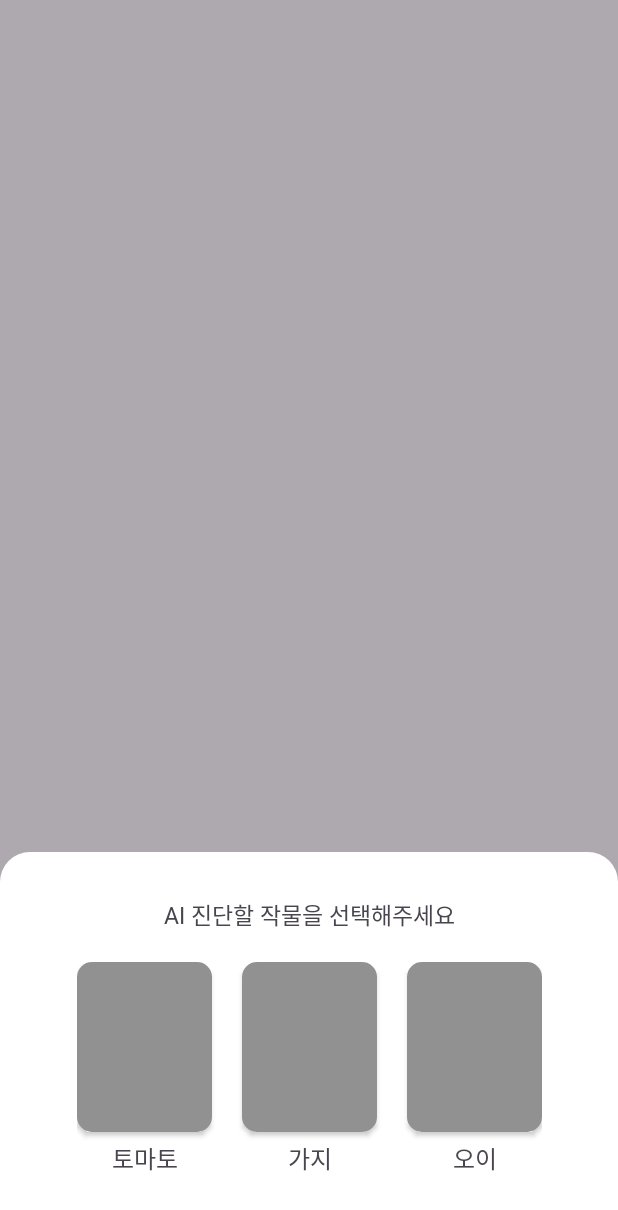
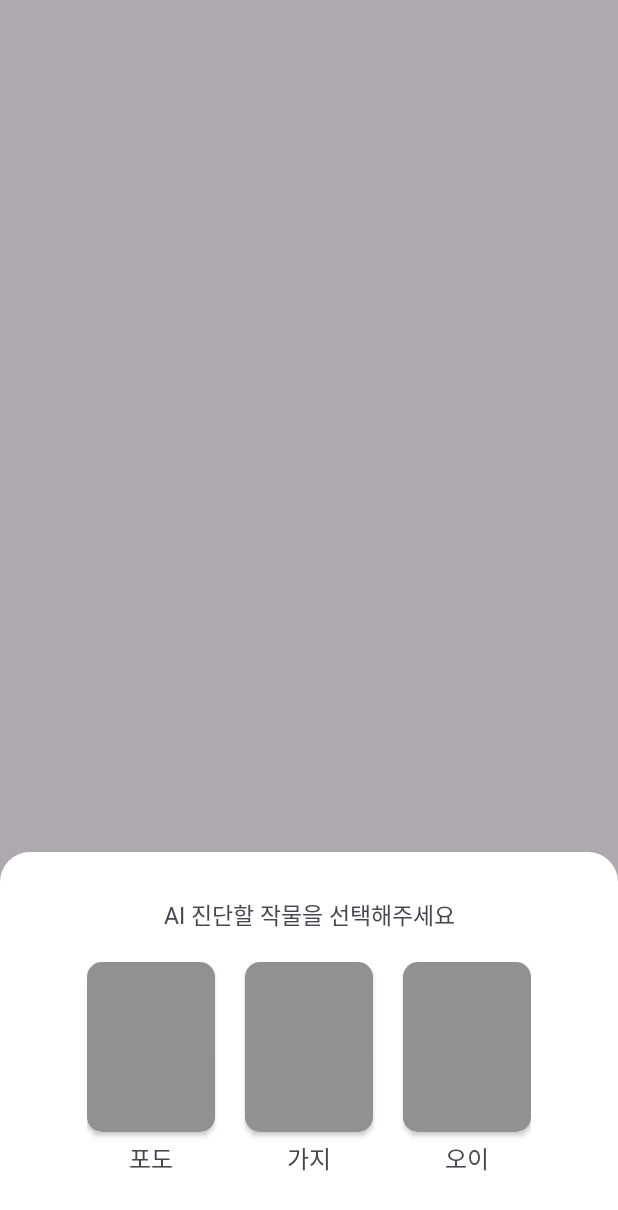
Before and after one commit to 7890-People/NongBooHae_Android, an Android app: the fragment DiagnosisBottomSheet shown on its own in the app's theme, on a phone screen of 412 x 824 dp. Shown: the top 1210 px of the screen. Run offline under Robolectric (Android 15) with nearby library versions, the phone set to English and light mode, and no system bars.

Commit message:
style: bottomsheet 스타일 수정

```diff
--- a/app/src/main/res/layout/dialog_diagnosis_bottom_sheet.xml
+++ b/app/src/main/res/layout/dialog_diagnosis_bottom_sheet.xml
@@ -23,6 +23,7 @@
         app:layout_constraintEnd_toEndOf="parent"
         app:layout_constraintTop_toBottomOf="@id/diagnosis_bottom_sheet_title_tv"
         app:layout_constraintBottom_toBottomOf="parent"
+        android:layout_marginHorizontal="20dp"
         android:layout_marginTop="20dp"
         android:layout_marginBottom="40dp">
 
@@ -37,7 +38,7 @@
 
             <ImageView
                 android:id="@+id/diagnosis_bottom_sheet_crop1_iv"
-                android:layout_width="90dp"
+                android:layout_width="85dp"
                 android:layout_height="113dp"
                 android:src="@color/gray1"/>
 
@@ -47,7 +48,7 @@
             android:id="@+id/diagnosis_bottom_sheet_crop1_tv"
             android:layout_width="wrap_content"
             android:layout_height="wrap_content"
-            android:text="토마토"
+            android:text="포도"
             app:layout_constraintTop_toBottomOf="@id/diagnosis_bottom_sheet_crop1_cv"
             app:layout_constraintStart_toStartOf="@id/diagnosis_bottom_sheet_crop1_cv"
             app:layout_constraintEnd_toEndOf="@id/diagnosis_bottom_sheet_crop1_cv"
@@ -66,7 +67,7 @@
 
             <ImageView
                 android:id="@+id/diagnosis_bottom_sheet_crop2_iv"
-                android:layout_width="90dp"
+                android:layout_width="85dp"
                 android:layout_height="113dp"
                 android:src="@color/gray1"/>
 
@@ -95,7 +96,7 @@
 
             <ImageView
                 android:id="@+id/diagnosis_bottom_sheet_crop3_iv"
-                android:layout_width="90dp"
+                android:layout_width="85dp"
                 android:layout_height="113dp"
                 android:src="@color/gray1"/>
 
```
